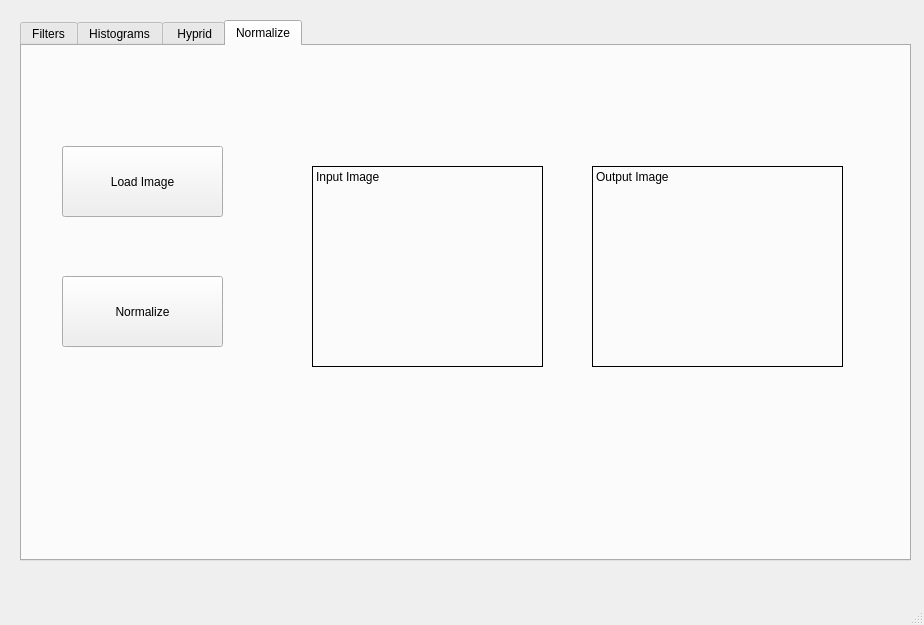
This is Filtering.ui in Shehab-Hegab/CV-task-1 as Qt 5 draws it before an edit. The edited form follows.
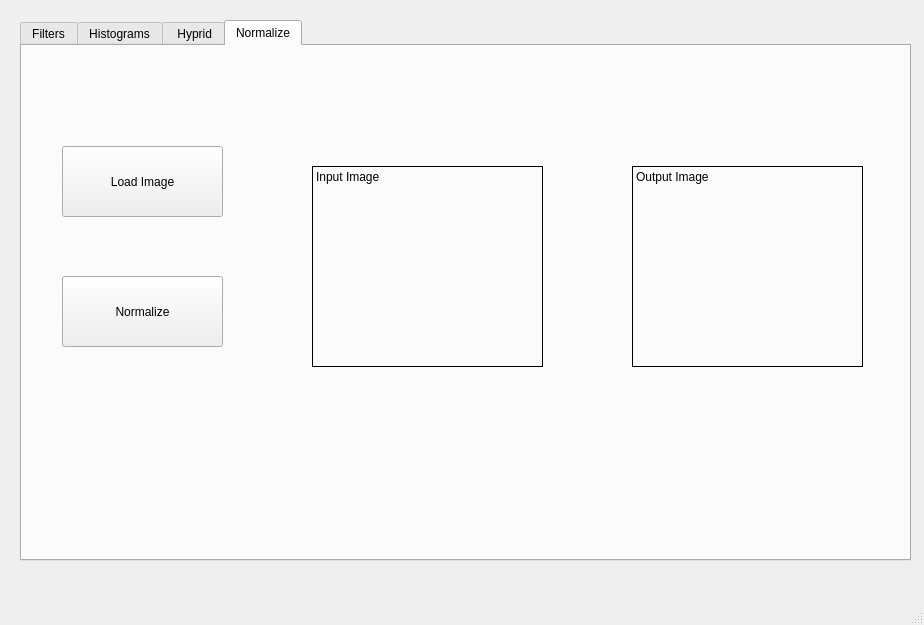
This is the edited form. The open tabs and pages were chosen to show the change.

```diff
--- a/Filtering.ui
+++ b/Filtering.ui
@@ -492,9 +492,9 @@
      <widget class="QLabel" name="label_Normalize_output_2">
       <property name="geometry">
        <rect>
-        <x>570</x>
+        <x>610</x>
         <y>120</y>
-        <width>251</width>
+        <width>231</width>
         <height>201</height>
        </rect>
       </property>
```
Left out of the diff: 2 changed lines with no effect on the pictures.
